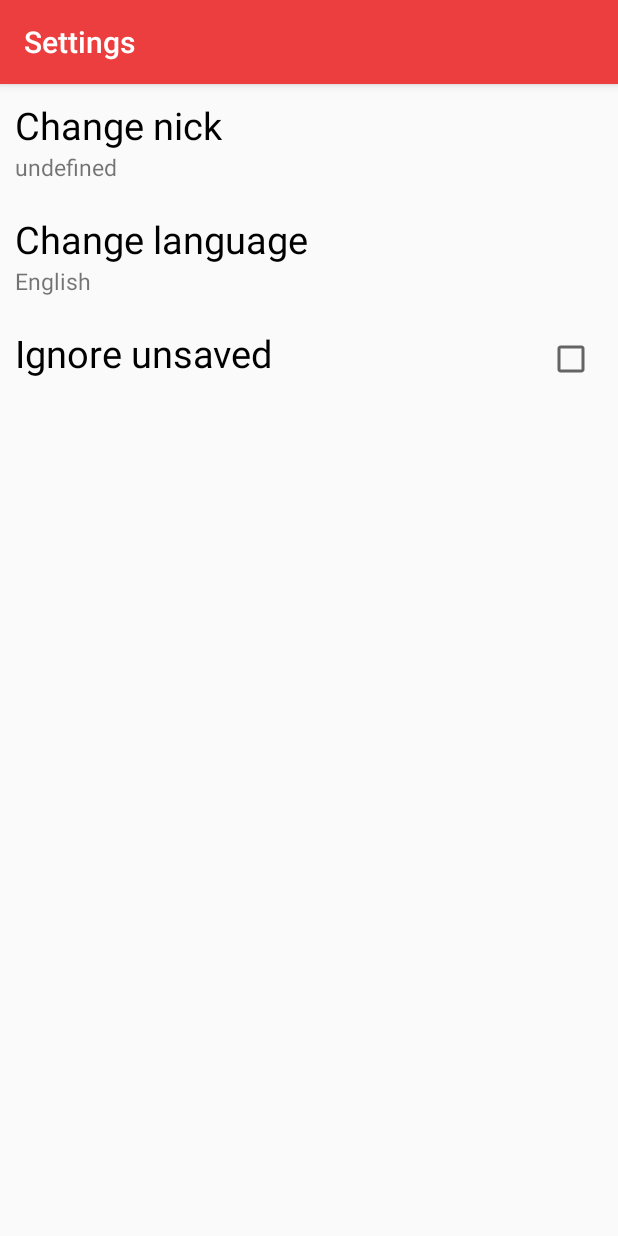
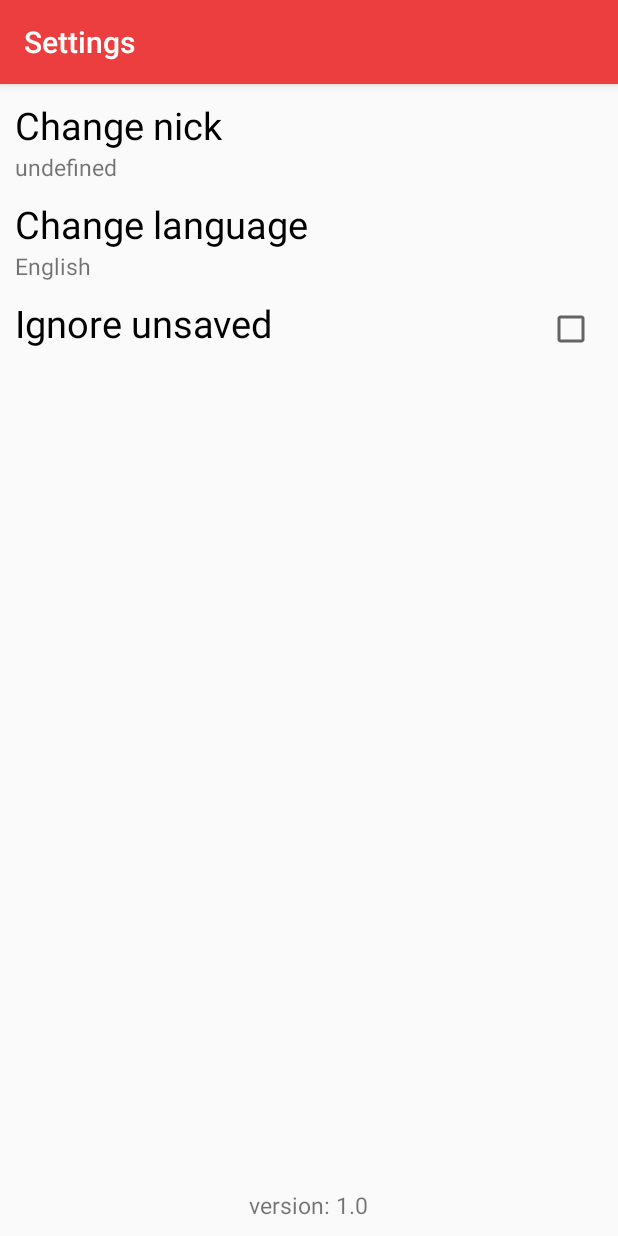
Before and after one commit to tnsr1cnhtyh/meshenger-android, an Android app: the SettingsActivity screen opened directly, with no data from a screen before it, on a phone screen of 412 x 824 dp. Run offline under Robolectric (Android 15) with nearby library versions, the phone set to English and light mode, and no system bars.

Commit message:
added version display

```diff
--- a/app/src/main/java/d/d/meshenger/SettingsActivity.java
+++ b/app/src/main/java/d/d/meshenger/SettingsActivity.java
@@ -45,6 +45,8 @@ public class SettingsActivity extends AppCompatActivity {
                 syncSettings("ignoreUnsaved", b);
             }
         });
+
+        ((TextView) findViewById(R.id.versionTv)).setText("version: " + BuildConfig.VERSION_NAME);
     }
 
     private void getLocale(){
--- a/app/src/main/res/layout/activity_settings.xml
+++ b/app/src/main/res/layout/activity_settings.xml
@@ -5,6 +5,11 @@
     android:layout_width="match_parent"
     android:layout_height="match_parent"
     tools:context=".SettingsActivity">
+
+    <RelativeLayout
+        android:layout_width="match_parent"
+        android:layout_height="match_parent"
+        android:layout_margin="10dp">
 
     <LinearLayout
         android:layout_width="match_parent"
@@ -15,7 +20,6 @@
             android:layout_width="match_parent"
             android:layout_height="wrap_content"
             android:orientation="vertical"
-            android:padding="10dp"
             android:id="@+id/changeNickLayout">
 
             <TextView
@@ -39,7 +43,7 @@
             android:layout_width="match_parent"
             android:layout_height="wrap_content"
             android:orientation="vertical"
-            android:padding="10dp"
+            android:layout_marginTop="10dp"
             android:id="@+id/changeLocaleLayout">
 
             <TextView
@@ -60,7 +64,7 @@
         <RelativeLayout
             android:layout_width="match_parent"
             android:layout_height="wrap_content"
-            android:layout_margin="10dp">
+            android:layout_marginTop="10dp">
 
             <TextView
                 android:layout_width="wrap_content"
@@ -81,4 +85,14 @@
 
     </LinearLayout>
 
+    <TextView
+        android:layout_width="wrap_content"
+        android:layout_height="wrap_content"
+        android:id="@+id/versionTv"
+        android:layout_alignParentBottom="true"
+        android:layout_centerHorizontal="true"
+        android:textSize="15dp"/>
+
+    </RelativeLayout>
+
 </android.support.constraint.ConstraintLayout>
```
